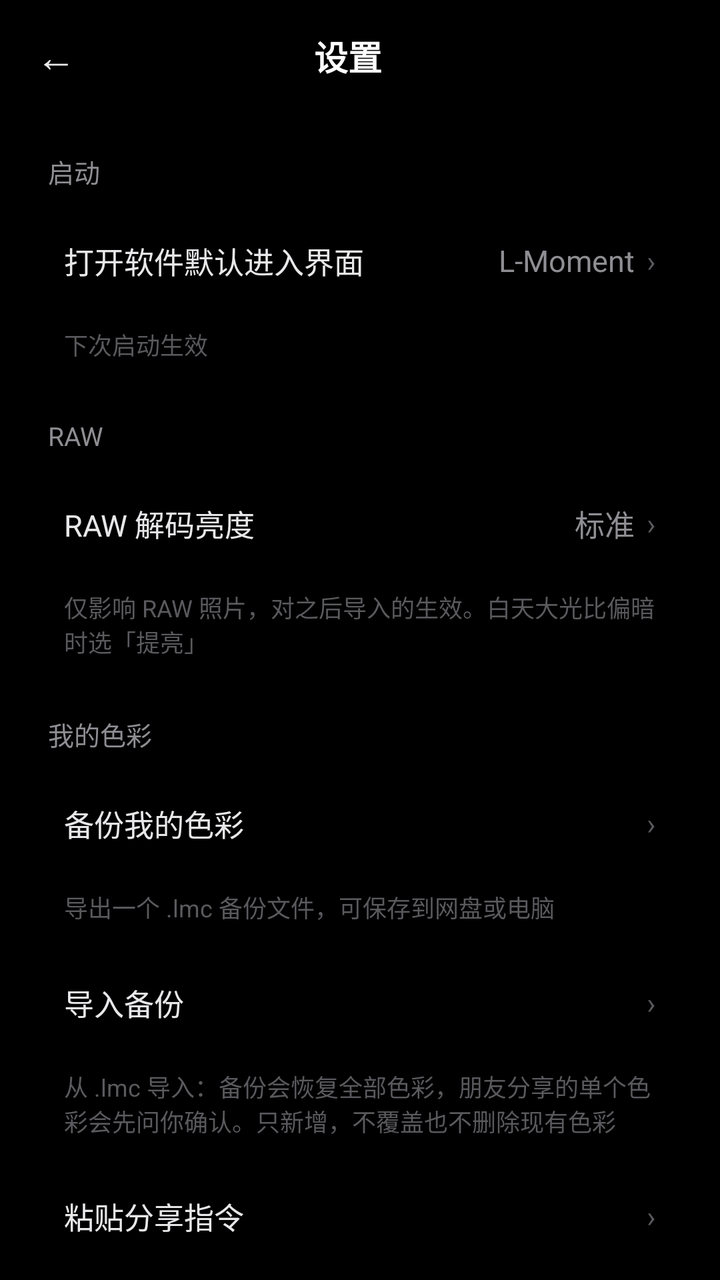
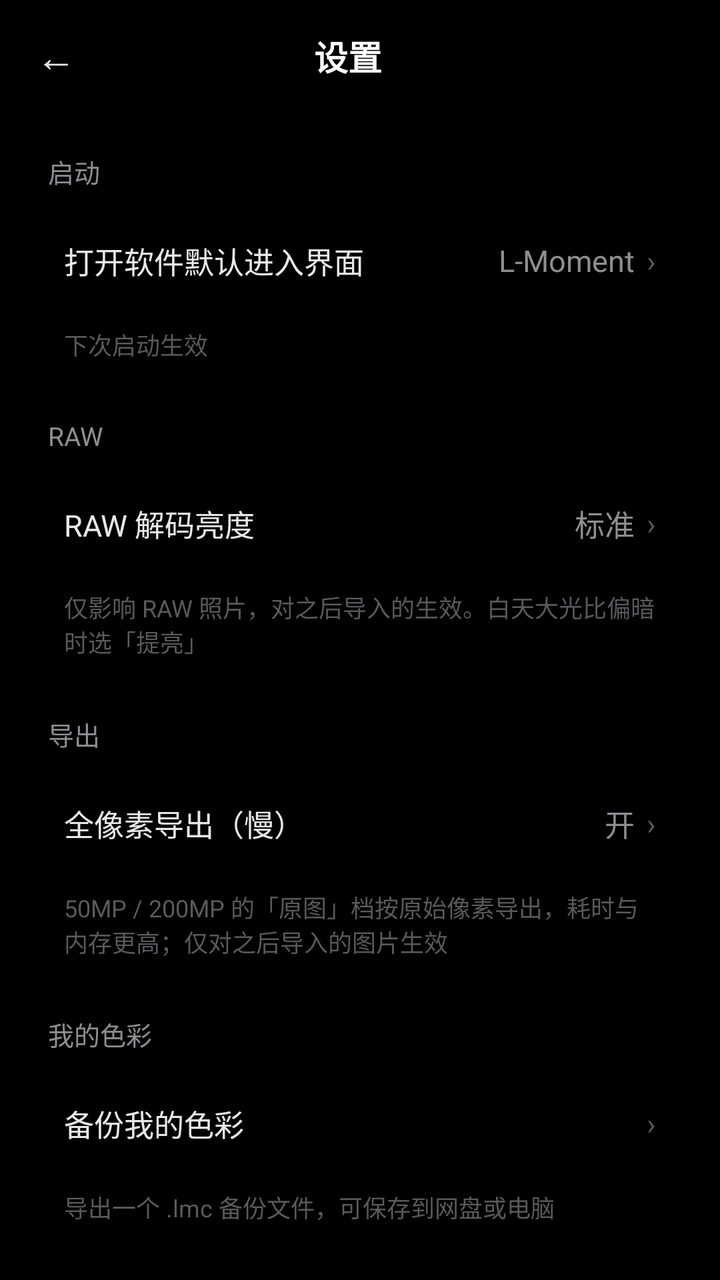

Two renders of the same Android screen: before a commit and after it. Below are the layout's source before the change and the commit's diff.
<!-- AndroidManifest.xml: activity theme Theme.LeicaMoments -->
<!-- res/layout/activity_settings.xml -->
<?xml version="1.0" encoding="utf-8"?>
<LinearLayout xmlns:android="http://schemas.android.com/apk/res/android"
    android:layout_width="match_parent"
    android:layout_height="match_parent"
    android:background="#000000"
    android:orientation="vertical">

    
    <LinearLayout
        android:layout_width="match_parent"
        android:layout_height="56dp"
        android:gravity="center_vertical"
        android:orientation="horizontal"
        android:paddingStart="4dp"
        android:paddingEnd="16dp">

        <TextView
            android:id="@+id/btnBack"
            android:layout_width="48dp"
            android:layout_height="48dp"
            android:background="@drawable/bg_title_ripple"
            android:contentDescription="返回"
            android:gravity="center"
            android:text="←"
            android:textColor="#E8E8EA"
            android:textSize="20sp" />

        <TextView
            android:layout_width="0dp"
            android:layout_height="wrap_content"
            android:layout_weight="1"
            android:gravity="center"
            android:text="设置"
            android:textColor="#FFFFFF"
            android:textSize="17sp"
            android:textStyle="bold" />

        
        <Space
            android:layout_width="48dp"
            android:layout_height="1dp" />
    </LinearLayout>

    <TextView
        android:layout_width="wrap_content"
        android:layout_height="wrap_content"
        android:layout_marginTop="20dp"
        android:paddingStart="24dp"
        android:paddingEnd="24dp"
        android:text="启动"
        android:textColor="#8E8E93"
        android:textSize="13sp" />

    <LinearLayout
        android:id="@+id/rowDefault"
        android:layout_width="match_parent"
        android:layout_height="wrap_content"
        android:layout_marginStart="16dp"
        android:layout_marginTop="8dp"
        android:layout_marginEnd="16dp"
        android:background="@drawable/bg_settings_row"
        android:clickable="true"
        android:focusable="true"
        android:gravity="center_vertical"
        android:orientation="horizontal"
        android:paddingStart="16dp"
        android:paddingTop="16dp"
        android:paddingEnd="16dp"
        android:paddingBottom="16dp">

        <TextView
            android:layout_width="wrap_content"
            android:layout_height="wrap_content"
            android:text="打开软件默认进入界面"
            android:textColor="#E8E8EA"
            android:textSize="15sp" />

        <Space
            android:layout_width="0dp"
            android:layout_height="1dp"
            android:layout_weight="1" />

        <TextView
            android:id="@+id/txtDefaultValue"
            android:layout_width="wrap_content"
            android:layout_height="wrap_content"
            android:text="L-Moment"
            android:textColor="#8E8E93"
            android:textSize="15sp" />

        <TextView
            android:layout_width="wrap_content"
            android:layout_height="wrap_content"
            android:layout_marginStart="6dp"
            android:text="›"
            android:textColor="#5A5A5E"
            android:textSize="15sp" />
    </LinearLayout>

    <TextView
        android:layout_width="wrap_content"
        android:layout_height="wrap_content"
        android:layout_marginTop="6dp"
        android:paddingStart="32dp"
        android:paddingEnd="24dp"
        android:text="下次启动生效"
        android:textColor="#5A5A5E"
        android:textSize="12sp" />

    <TextView
        android:layout_width="wrap_content"
        android:layout_height="wrap_content"
        android:layout_marginTop="28dp"
        android:paddingStart="24dp"
        android:paddingEnd="24dp"
        android:text="RAW"
        android:textColor="#8E8E93"
        android:textSize="13sp" />

    <LinearLayout
        android:id="@+id/rowRaw"
        android:layout_width="match_parent"
        android:layout_height="wrap_content"
        android:layout_marginStart="16dp"
        android:layout_marginTop="8dp"
        android:layout_marginEnd="16dp"
        android:background="@drawable/bg_settings_row"
        android:clickable="true"
        android:focusable="true"
        android:gravity="center_vertical"
        android:orientation="horizontal"
        android:paddingStart="16dp"
        android:paddingTop="16dp"
        android:paddingEnd="16dp"
        android:paddingBottom="16dp">

        <TextView
            android:layout_width="wrap_content"
            android:layout_height="wrap_content"
            android:text="RAW 解码亮度"
            android:textColor="#E8E8EA"
            android:textSize="15sp" />

        <Space
            android:layout_width="0dp"
            android:layout_height="1dp"
            android:layout_weight="1" />

        <TextView
            android:id="@+id/txtRawValue"
            android:layout_width="wrap_content"
            android:layout_height="wrap_content"
            android:text="标准"
            android:textColor="#8E8E93"
            android:textSize="15sp" />

        <TextView
            android:layout_width="wrap_content"
            android:layout_height="wrap_content"
            android:layout_marginStart="6dp"
            android:text="›"
            android:textColor="#5A5A5E"
            android:textSize="15sp" />
    </LinearLayout>

    <TextView
        android:layout_width="match_parent"
        android:layout_height="wrap_content"
        android:layout_marginTop="6dp"
        android:paddingStart="32dp"
        android:paddingEnd="32dp"
        android:text="仅影响 RAW 照片，对之后导入的生效。白天大光比偏暗时选「提亮」"
        android:textColor="#5A5A5E"
        android:textSize="12sp" />

    <TextView
        android:layout_width="wrap_content"
        android:layout_height="wrap_content"
        android:layout_marginTop="28dp"
        android:paddingStart="24dp"
        android:paddingEnd="24dp"
        android:text="我的色彩"
        android:textColor="#8E8E93"
        android:textSize="13sp" />

    <LinearLayout
        android:id="@+id/rowBackup"
        android:layout_width="match_parent"
        android:layout_height="wrap_content"
        android:layout_marginStart="16dp"
        android:layout_marginTop="8dp"
        android:layout_marginEnd="16dp"
        android:background="@drawable/bg_settings_row"
        android:clickable="true"
        android:focusable="true"
        android:gravity="center_vertical"
        android:orientation="horizontal"
        android:paddingStart="16dp"
        android:paddingTop="16dp"
        android:paddingEnd="16dp"
        android:paddingBottom="16dp">

        <TextView
            android:layout_width="wrap_content"
            android:layout_height="wrap_content"
            android:text="备份我的色彩"
            android:textColor="#E8E8EA"
            android:textSize="15sp" />

        <Space
            android:layout_width="0dp"
            android:layout_height="1dp"
            android:layout_weight="1" />

        <TextView
            android:layout_width="wrap_content"
            android:layout_height="wrap_content"
            android:text="›"
            android:textColor="#5A5A5E"
            android:textSize="15sp" />
    </LinearLayout>

    <TextView
        android:id="@+id/txtBackupSummary"
        android:layout_width="match_parent"
        android:layout_height="wrap_content"
        android:layout_marginTop="6dp"
        android:paddingStart="32dp"
        android:paddingEnd="32dp"
        android:text="导出一个 .lmc 备份文件，可保存到网盘或电脑"
        android:textColor="#5A5A5E"
        android:textSize="12sp" />

    <LinearLayout
        android:id="@+id/rowImport"
        android:layout_width="match_parent"
        android:layout_height="wrap_content"
        android:layout_marginStart="16dp"
        android:layout_marginTop="12dp"
        android:layout_marginEnd="16dp"
        android:background="@drawable/bg_settings_row"
        android:clickable="true"
        android:focusable="true"
        android:gravity="center_vertical"
        android:orientation="horizontal"
        android:paddingStart="16dp"
        android:paddingTop="16dp"
        android:paddingEnd="16dp"
        android:paddingBottom="16dp">

        <TextView
            android:layout_width="wrap_content"
            android:layout_height="wrap_content"
            android:text="导入备份"
            android:textColor="#E8E8EA"
            android:textSize="15sp" />

        <Space
            android:layout_width="0dp"
            android:layout_height="1dp"
            android:layout_weight="1" />

        <TextView
            android:layout_width="wrap_content"
            android:layout_height="wrap_content"
            android:text="›"
            android:textColor="#5A5A5E"
            android:textSize="15sp" />
    </LinearLayout>

    <TextView
        android:layout_width="match_parent"
        android:layout_height="wrap_content"
        android:layout_marginTop="6dp"
        android:paddingStart="32dp"
        android:paddingEnd="32dp"
        android:text="从 .lmc 导入：备份会恢复全部色彩，朋友分享的单个色彩会先问你确认。只新增，不覆盖也不删除现有色彩"
        android:textColor="#5A5A5E"
        android:textSize="12sp" />

    <LinearLayout
        android:id="@+id/rowShareImport"
        android:layout_width="match_parent"
        android:layout_height="wrap_content"
        android:layout_marginStart="16dp"
        android:layout_marginTop="12dp"
        android:layout_marginEnd="16dp"
        android:background="@drawable/bg_settings_row"
        android:clickable="true"
        android:focusable="true"
        android:gravity="center_vertical"
        android:orientation="horizontal"
        android:paddingStart="16dp"
        android:paddingTop="16dp"
        android:paddingEnd="16dp"
        android:paddingBottom="16dp">

        <TextView
            android:layout_width="wrap_content"
            android:layout_height="wrap_content"
            android:text="粘贴分享指令"
            android:textColor="#E8E8EA"
            android:textSize="15sp" />

        <Space
            android:layout_width="0dp"
            android:layout_height="1dp"
            android:layout_weight="1" />

        <TextView
            android:layout_width="wrap_content"
            android:layout_height="wrap_content"
            android:text="›"
            android:textColor="#5A5A5E"
            android:textSize="15sp" />
    </LinearLayout>

    <TextView
        android:layout_width="match_parent"
        android:layout_height="wrap_content"
        android:layout_marginTop="6dp"
        android:paddingStart="32dp"
        android:paddingEnd="32dp"
        android:text="从剪贴板读取朋友发来的分享指令，还原成同一条色彩（含版本链）"
        android:textColor="#5A5A5E"
        android:textSize="12sp" />

</LinearLayout>
<!-- resources referenced by this layout -->
<resources>
  <!-- drawable bg_settings_row (drawable) -->
  <?xml version="1.0" encoding="utf-8"?>
  <ripple xmlns:android="http://schemas.android.com/apk/res/android"
      android:color="#14FFFFFF">
      <item android:id="@android:id/mask">
          <shape android:shape="rectangle">
              <solid android:color="#FFFFFF" />
              <corners android:radius="12dp" />
          </shape>
      </item>
  </ripple>
  <!-- drawable bg_title_ripple (drawable) -->
  <?xml version="1.0" encoding="utf-8"?>
  <ripple xmlns:android="http://schemas.android.com/apk/res/android"
      android:color="#1FFFFFFF">
      <item android:id="@android:id/mask">
          <shape android:shape="rectangle">
              <solid android:color="#FFFFFF" />
              <corners android:radius="8dp" />
          </shape>
      </item>
  </ripple>
  <style name="Theme.LeicaMoments" parent="Base.Theme.LeicaMoments" />
  <style name="Base.Theme.LeicaMoments" parent="Theme.Material3.Dark.NoActionBar">
          <item name="android:windowBackground">#FF000000</item>
          <item name="android:statusBarColor">#FF000000</item>
          <item name="android:navigationBarColor">#FF000000</item>
          <item name="materialAlertDialogTheme">@style/ThemeOverlay.LeicaMoments.MaterialAlertDialog</item>
      </style>
  <style name="ThemeOverlay.LeicaMoments.MaterialAlertDialog" parent="ThemeOverlay.Material3.MaterialAlertDialog">
          <item name="alertDialogStyle">@style/MaterialAlertDialog.LeicaMoments</item>
      </style>
  <style name="MaterialAlertDialog.LeicaMoments" parent="MaterialAlertDialog.Material3">
          <item name="shapeAppearance">@style/ShapeAppearance.LeicaMoments.Dialog</item>
      </style>
  <style name="ShapeAppearance.LeicaMoments.Dialog" parent="">
          <item name="cornerFamily">rounded</item>
          <item name="cornerSize">12dp</item>
      </style>
</resources>

<!-- the commit's change to res/layout/activity_settings.xml (unified diff, before → after) -->
@@ -41,6 +41,21 @@
             android:layout_height="1dp" />
     </LinearLayout>
 
+    
+    <ScrollView
+        android:layout_width="match_parent"
+        android:layout_height="0dp"
+        android:layout_weight="1"
+        android:background="#000000"
+        android:fillViewport="true"
+        android:scrollbars="none">
+
+        <LinearLayout
+            android:layout_width="match_parent"
+            android:layout_height="wrap_content"
+            android:background="#000000"
+            android:orientation="vertical">
+
     <TextView
         android:layout_width="wrap_content"
         android:layout_height="wrap_content"
@@ -179,6 +194,73 @@
         android:layout_marginTop="28dp"
         android:paddingStart="24dp"
         android:paddingEnd="24dp"
+        android:text="导出"
+        android:textColor="#8E8E93"
+        android:textSize="13sp" />
+
+    <LinearLayout
+        android:id="@+id/rowFullRes"
+        android:layout_width="match_parent"
+        android:layout_height="wrap_content"
+        android:layout_marginStart="16dp"
+        android:layout_marginTop="8dp"
+        android:layout_marginEnd="16dp"
+        android:background="@drawable/bg_settings_row"
+        android:clickable="true"
+        android:focusable="true"
+        android:gravity="center_vertical"
+        android:orientation="horizontal"
+        android:paddingStart="16dp"
+        android:paddingTop="16dp"
+        android:paddingEnd="16dp"
+        android:paddingBottom="16dp">
+
+        <TextView
+            android:layout_width="wrap_content"
+            android:layout_height="wrap_content"
+            android:text="全像素导出（慢）"
+            android:textColor="#E8E8EA"
+            android:textSize="15sp" />
+
+        <Space
+            android:layout_width="0dp"
+            android:layout_height="1dp"
+            android:layout_weight="1" />
+
+        <TextView
+            android:id="@+id/txtFullResValue"
+            android:layout_width="wrap_content"
+            android:layout_height="wrap_content"
+            android:text="开"
+            android:textColor="#8E8E93"
+            android:textSize="15sp" />
+
+        <TextView
+            android:layout_width="wrap_content"
+            android:layout_height="wrap_content"
+            android:layout_marginStart="6dp"
+            android:text="›"
+            android:textColor="#5A5A5E"
+            android:textSize="15sp" />
+    </LinearLayout>
+
+    <TextView
+        android:id="@+id/txtFullResHint"
+        android:layout_width="match_parent"
+        android:layout_height="wrap_content"
+        android:layout_marginTop="6dp"
+        android:paddingStart="32dp"
+        android:paddingEnd="32dp"
+        android:text="50MP / 200MP 的「原图」档按原始像素导出，耗时与内存更高；仅对之后导入的图片生效"
+        android:textColor="#5A5A5E"
+        android:textSize="12sp" />
+
+    <TextView
+        android:layout_width="wrap_content"
+        android:layout_height="wrap_content"
+        android:layout_marginTop="28dp"
+        android:paddingStart="24dp"
+        android:paddingEnd="24dp"
         android:text="我的色彩"
         android:textColor="#8E8E93"
         android:textSize="13sp" />
@@ -325,4 +407,7 @@
         android:textColor="#5A5A5E"
         android:textSize="12sp" />
 
+        </LinearLayout>
+    </ScrollView>
+
 </LinearLayout>
